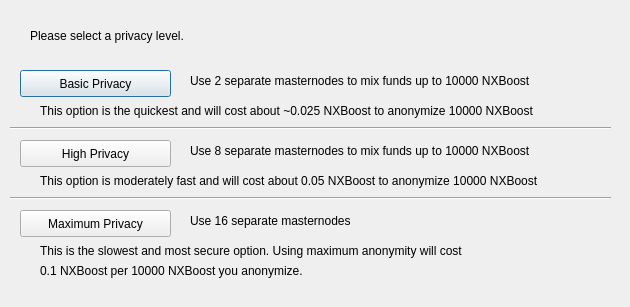
Qt form src/qt/forms/mixTXconfig.ui (niko117/ttt) before a commit.
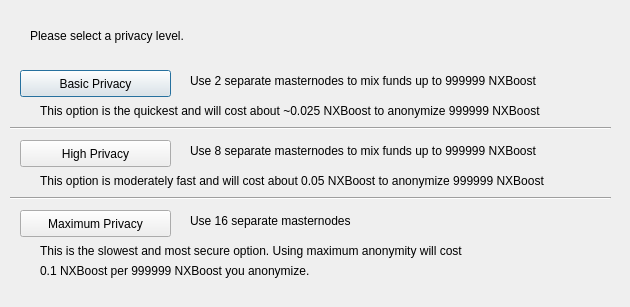
The same form after that commit.

```diff
--- a/src/qt/forms/mixTXconfig.ui
+++ b/src/qt/forms/mixTXconfig.ui
@@ -75,7 +75,7 @@
     </rect>
    </property>
    <property name="text">
-    <string>Use 2 separate masternodes to mix funds up to 10000 NXBoost</string>
+    <string>Use 2 separate masternodes to mix funds up to 999999 NXBoost</string>
    </property>
   </widget>
   <widget class="QLabel" name="label_3">
@@ -88,7 +88,7 @@
     </rect>
    </property>
    <property name="text">
-    <string>Use 8 separate masternodes to mix funds up to 10000 NXBoost</string>
+    <string>Use 8 separate masternodes to mix funds up to 999999 NXBoost</string>
    </property>
   </widget>
   <widget class="QLabel" name="label_4">
@@ -114,7 +114,7 @@
     </rect>
    </property>
    <property name="text">
-    <string>This option is the quickest and will cost about ~0.025 NXBoost to anonymize 10000 NXBoost</string>
+    <string>This option is the quickest and will cost about ~0.025 NXBoost to anonymize 999999 NXBoost</string>
    </property>
   </widget>
   <widget class="QLabel" name="label_7">
@@ -127,7 +127,7 @@
     </rect>
    </property>
    <property name="text">
-    <string>This option is moderately fast and will cost about 0.05 NXBoost to anonymize 10000 NXBoost</string>
+    <string>This option is moderately fast and will cost about 0.05 NXBoost to anonymize 999999 NXBoost</string>
    </property>
   </widget>
   <widget class="QLabel" name="label_8">
@@ -153,7 +153,7 @@
     </rect>
    </property>
    <property name="text">
-    <string>0.1 NXBoost per 10000 NXBoost you anonymize.</string>
+    <string>0.1 NXBoost per 999999 NXBoost you anonymize.</string>
    </property>
   </widget>
   <widget class="Line" name="line">
```
